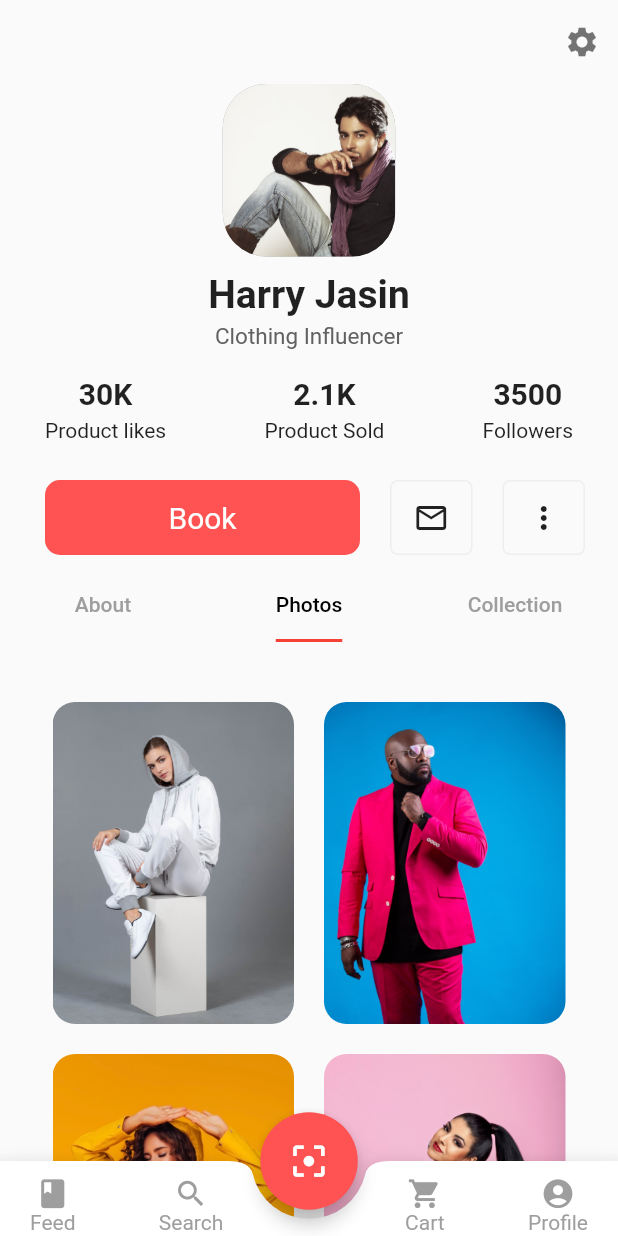
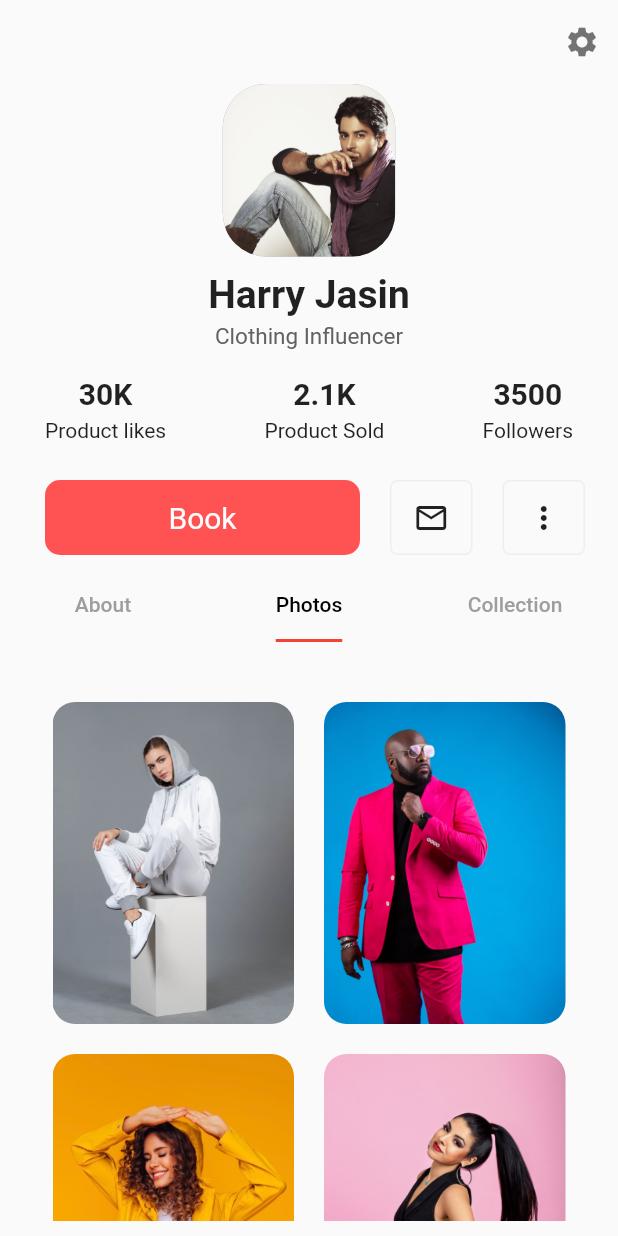
Before and after one commit to jsofosu/social, a Flutter app: the screen it shows after launch, tab 2 chosen, on a phone screen of 412 x 824 dp. Run offline on Flutter 3.47's test engine with Material 2 defaults, Android fonts, the phone set to English and light mode, and no system bars.

Commit message:
Update home.dart

```diff
--- a/lib/ui/home.dart
+++ b/lib/ui/home.dart
@@ -1,6 +1,5 @@
 import 'package:flutter/material.dart';
 import 'profile/profile.dart';
-import '../widgets/bottomnavigation.dart';
 
 class Home extends StatefulWidget {
   @override
@@ -11,12 +10,8 @@ class _IndexState extends State<Home> {
   @override
   Widget build(BuildContext context) {
     return Scaffold(
-      extendBody: true,
       backgroundColor: Color(0xfff9f9f9),
       body: Profile(),
-      bottomNavigationBar: Bottom(),
-      floatingActionButton: FloatingButton(),
-      floatingActionButtonLocation: FloatingActionButtonLocation.centerDocked,
     );
   }
 }
```
